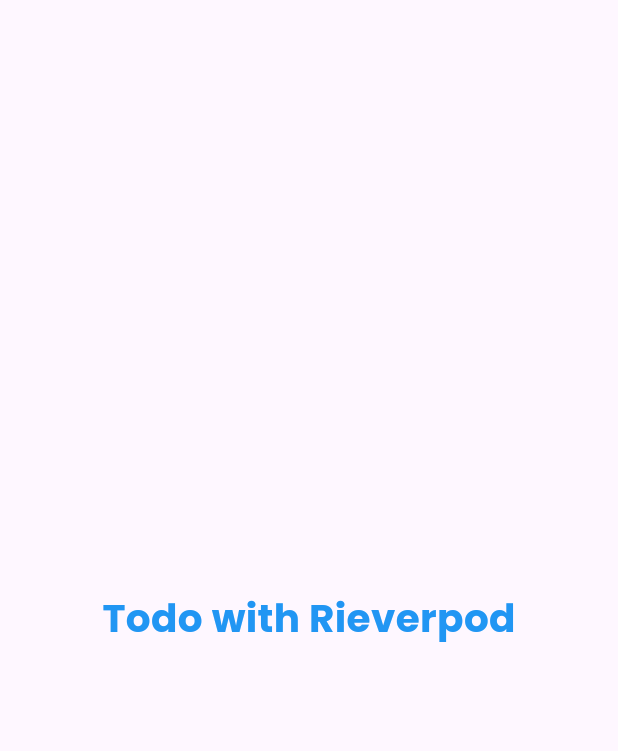
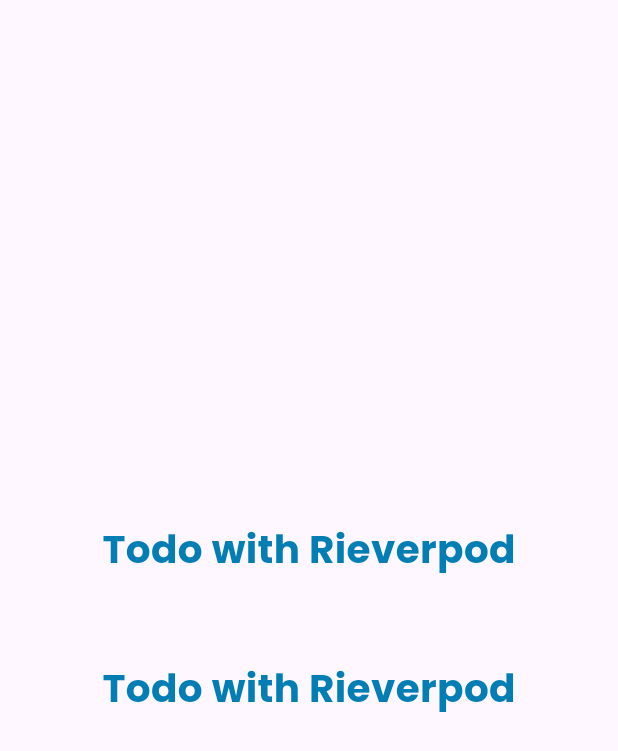
Before and after one commit to akosijho/flutter_todo_riverpod, a Flutter app: the screen it shows after launch, on a phone screen of 412 x 824 dp. Shown: the top 751 px of the screen. Run offline on Flutter 3.47's test engine with Material 2 defaults, Android fonts, the phone set to English and light mode, and no system bars; our stand-ins replace flutter_screenutil, google_fonts, hooks_riverpod.

Commit message:
Create reusables

```diff
--- a/lib/features/todo/pages/homepage.dart
+++ b/lib/features/todo/pages/homepage.dart
@@ -1,5 +1,7 @@
 import 'package:flutter/material.dart';
+import 'package:flutter_todo_riverpod/common/utils/constants.dart';
 import 'package:flutter_todo_riverpod/common/widgets/app_style.dart';
+import 'package:flutter_todo_riverpod/common/widgets/gap.dart';
 import 'package:flutter_todo_riverpod/common/widgets/my_text.dart';
 
 class MyHomePage extends StatefulWidget {
@@ -14,10 +16,19 @@
   Widget build(BuildContext context) {
     return Scaffold(
       body: Center(
-        child: MyText(
-          text: 'Todo with Rieverpod',
-          style: appStyle(26, Colors.blue, FontWeight.bold),
-        ),
+        child: Column(
+            mainAxisAlignment: MainAxisAlignment.center,
+            crossAxisAlignment: CrossAxisAlignment.center, children: [
+          MyText(
+            text: 'Todo with Rieverpod',
+            style: appStyle(26, AppConstants.kBlueLight, FontWeight.bold),
+          ),
+          const Gap(height: 56),
+          MyText(
+            text: 'Todo with Rieverpod',
+            style: appStyle(26, AppConstants.kBlueLight, FontWeight.bold),
+          )
+        ]),
       ),
     );
   }
```
Also changed, not shown: lib/common/widgets/gap.dart (added, +15 -0 lines).
